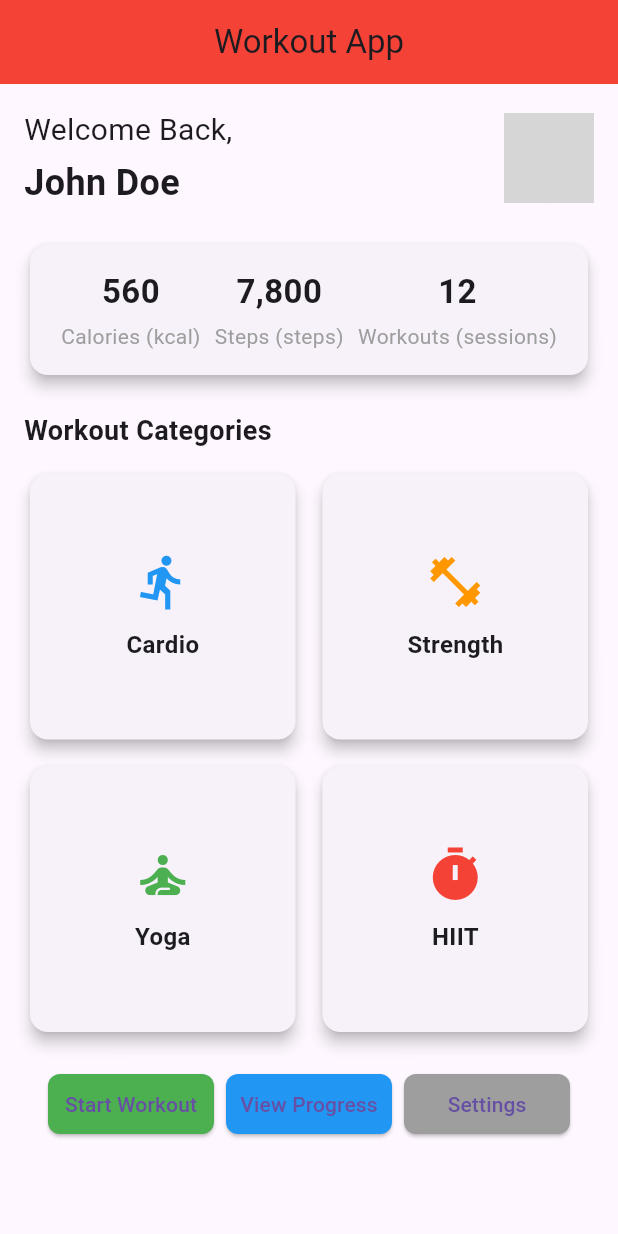
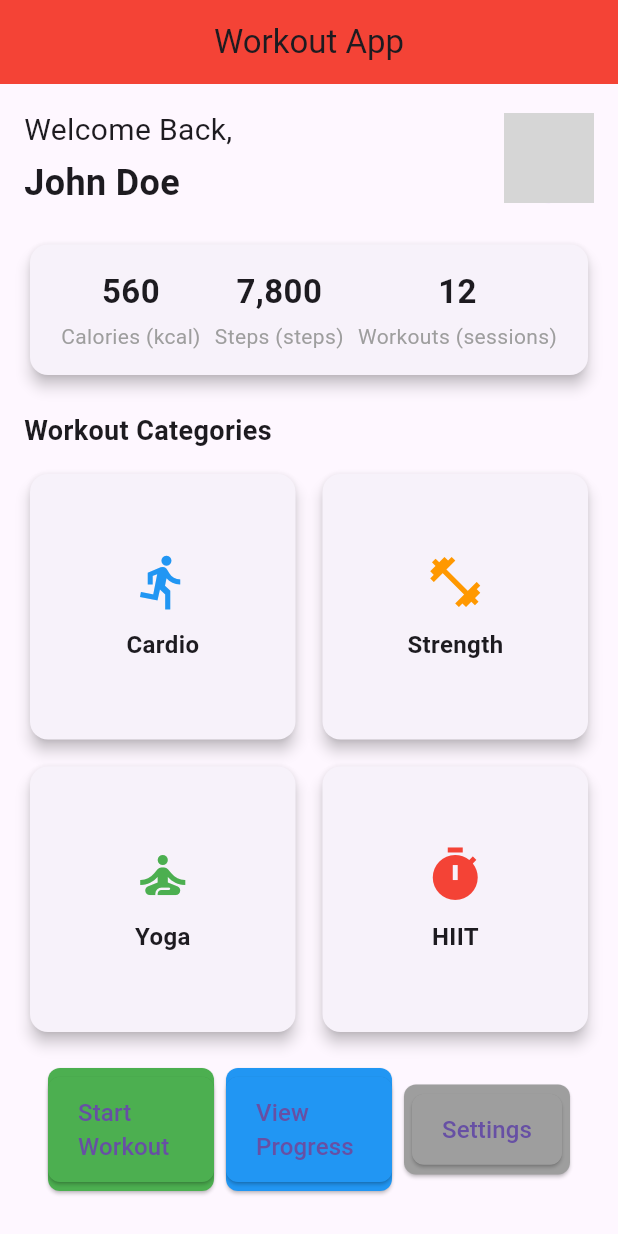
Before and after one commit to Ramesh-Kaushika/flutter_finalproject_workoutApp, a Flutter app: the screen it shows after launch, on a phone screen of 412 x 824 dp. Run offline on Flutter 3.47's test engine with Material 3 defaults, Android fonts, the phone set to English and light mode, and no system bars; grey boxes are pictures that could not be loaded.

Commit message:
create notify

```diff
--- a/lib/main.dart
+++ b/lib/main.dart
@@ -121,7 +121,7 @@ class WorkoutDashboard extends StatelessWidget {
                       onPressed: () {
                         // Start Workout action
                       },
-                      child: const Text("Start Workout"),
+                       child: _buildActionButton(context, "Start Workout", Colors.green),
                     ),
                   ),
                   const SizedBox(width: 8), // Spacing between buttons
@@ -137,7 +137,7 @@ class WorkoutDashboard extends StatelessWidget {
                       onPressed: () {
                         // View Progress action
                       },
-                      child: const Text("View Progress"),
+                      child: _buildActionButton(context, "View Progress", Colors.blue),
                     ),
                   ),
                   const SizedBox(width: 8), // Spacing between buttons
@@ -153,7 +153,7 @@ class WorkoutDashboard extends StatelessWidget {
                       onPressed: () {
                         // Settings action
                       },
-                      child: const Text("Settings"),
+                      child: _buildActionButton(context, "Settings", Colors.grey),
                     ),
                   ),
                 ],
```
